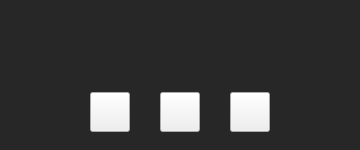
Old version of the form core/ui/mini_player_dialog.ui in the repository deeffest/Youtube-Music-Desktop-Player.
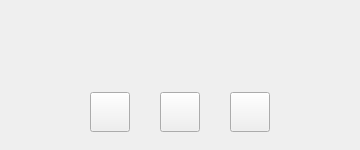
New version of the form. Icons and pictures are not drawn. Custom widgets are drawn as their Qt base class.

What changed in the file:
```diff
--- a/core/ui/mini_player_dialog.ui
+++ b/core/ui/mini_player_dialog.ui
@@ -35,9 +35,7 @@
    <string>Dialog</string>
   </property>
   <property name="styleSheet">
-   <string notr="true">QDialog {
-	background-color: rgb(39,39,39);
-}</string>
+   <string notr="true"/>
   </property>
   <layout class="QVBoxLayout" name="verticalLayout">
    <property name="spacing">
@@ -233,8 +231,8 @@
        </property>
        <property name="iconSize">
         <size>
-         <width>20</width>
-         <height>20</height>
+         <width>22</width>
+         <height>22</height>
         </size>
        </property>
        <property name="shortcut">
```
Left out of the diff: 30 changed lines with no effect on the pictures.
